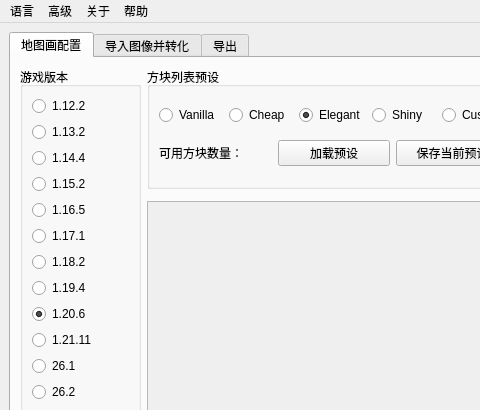
A-Archives-and-Forks/SlopeCraft, file SlopeCraft/SCWind.ui: the form before one commit; both pictures show x 0 to 480 and y 0 to 410 of the 920 by 865 pixel window.
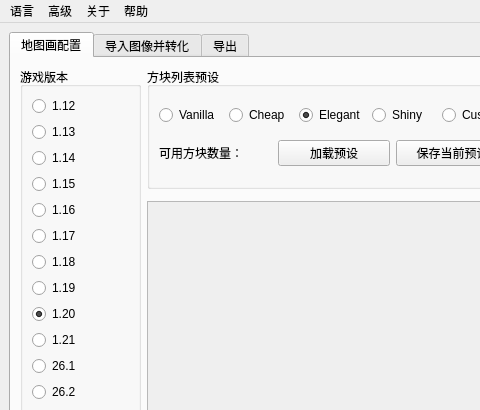
The form after the commit. Icons and pictures are not drawn. Custom widgets are drawn as their Qt base class.

Commit message: [SC][VC] remove MC patch version from GUI

What changed in the file:
```diff
--- a/SlopeCraft/SCWind.ui
+++ b/SlopeCraft/SCWind.ui
@@ -130,56 +130,56 @@
              <item row="10" column="0">
               <widget class="QRadioButton" name="rb_ver21">
                <property name="text">
-                <string notr="true">1.21.11</string>
+                <string notr="true">1.21</string>
                </property>
               </widget>
              </item>
              <item row="7" column="0">
               <widget class="QRadioButton" name="rb_ver18">
                <property name="text">
-                <string notr="true">1.18.2</string>
+                <string notr="true">1.18</string>
                </property>
               </widget>
              </item>
              <item row="6" column="0">
               <widget class="QRadioButton" name="rb_ver17">
                <property name="text">
-                <string notr="true">1.17.1</string>
+                <string notr="true">1.17</string>
                </property>
               </widget>
              </item>
              <item row="3" column="0">
               <widget class="QRadioButton" name="rb_ver14">
                <property name="text">
-                <string notr="true">1.14.4</string>
+                <string notr="true">1.14</string>
                </property>
               </widget>
              </item>
              <item row="4" column="0">
               <widget class="QRadioButton" name="rb_ver15">
                <property name="text">
-                <string notr="true">1.15.2</string>
+                <string notr="true">1.15</string>
                </property>
               </widget>
              </item>
              <item row="5" column="0">
               <widget class="QRadioButton" name="rb_ver16">
                <property name="text">
-                <string notr="true">1.16.5</string>
+                <string notr="true">1.16</string>
                </property>
               </widget>
              </item>
              <item row="0" column="0">
               <widget class="QRadioButton" name="rb_ver12">
                <property name="text">
-                <string notr="true">1.12.2</string>
+                <string notr="true">1.12</string>
                </property>
               </widget>
              </item>
              <item row="8" column="0">
               <widget class="QRadioButton" name="rb_ver19">
                <property name="text">
-                <string notr="true">1.19.4</string>
+                <string notr="true">1.19</string>
                </property>
                <property name="checked">
                 <bool>false</bool>
@@ -192,7 +192,7 @@
                 <bool>true</bool>
                </property>
                <property name="text">
-                <string notr="true">1.20.6</string>
+                <string notr="true">1.20</string>
                </property>
                <property name="checked">
                 <bool>true</bool>
@@ -202,7 +202,7 @@
              <item row="2" column="0">
               <widget class="QRadioButton" name="rb_ver13">
                <property name="text">
-                <string notr="true">1.13.2</string>
+                <string notr="true">1.13</string>
                </property>
               </widget>
              </item>
```
The commit also changes 1 other file.
